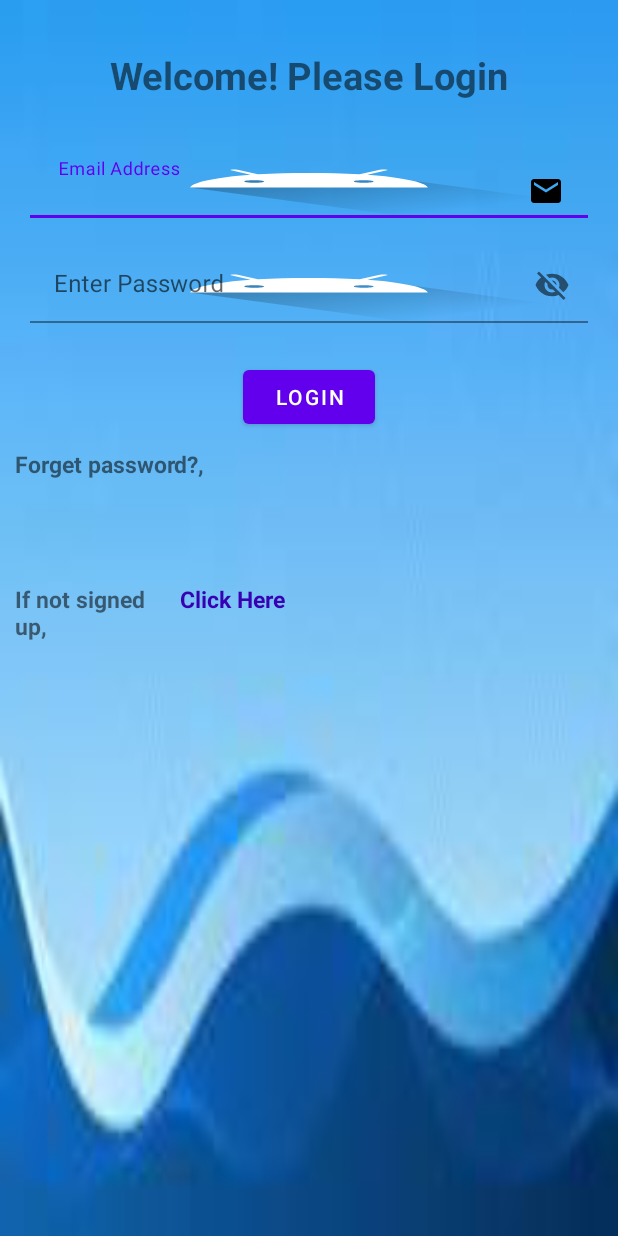
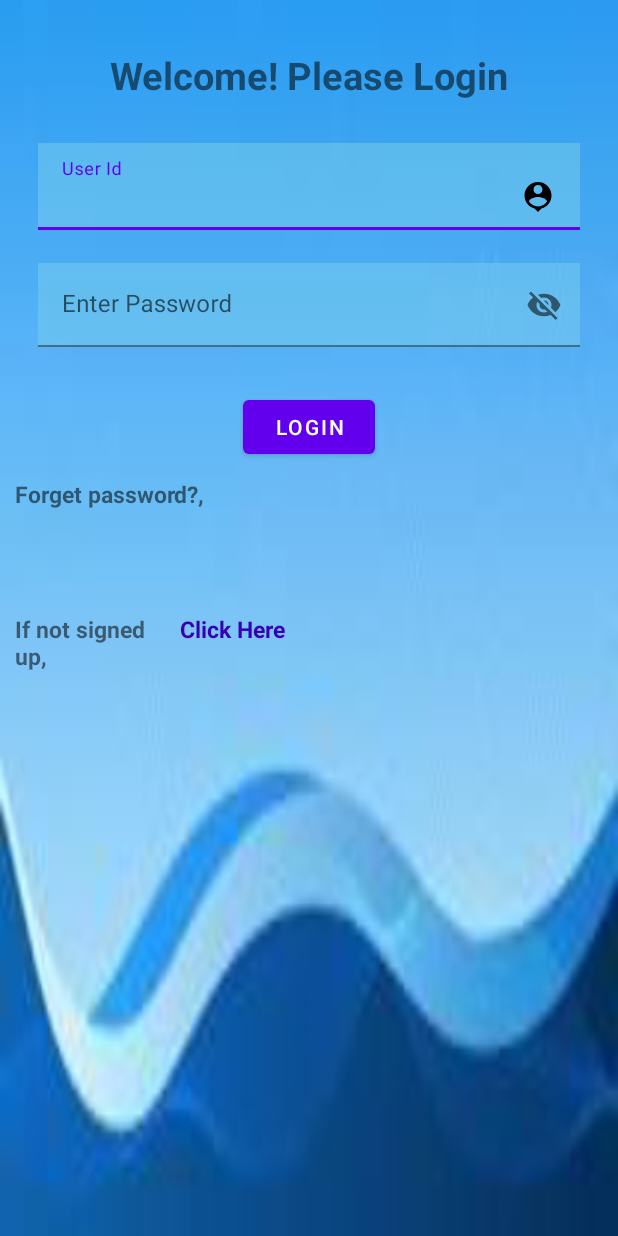
Before and after one commit to Udityadaw11/Read-Write-data-from-to-firebase, an Android app: the Login screen opened directly, with no data from a screen before it, on a phone screen of 412 x 824 dp. Run offline under Robolectric (Android 15) with nearby library versions, the phone set to English and light mode, and no system bars; our stand-ins replace Firebase (no records; nobody signed in at launch, a user with empty details on screens opened directly).

```diff
--- a/app/build.gradle
+++ b/app/build.gradle
@@ -24,6 +24,9 @@ android {
             proguardFiles getDefaultProguardFile('proguard-android-optimize.txt'), 'proguard-rules.pro'
         }
     }
+    buildFeatures {
+        viewBinding = true
+    }
     compileOptions {
         sourceCompatibility JavaVersion.VERSION_1_8
         targetCompatibility JavaVersion.VERSION_1_8
--- a/app/src/main/AndroidManifest.xml
+++ b/app/src/main/AndroidManifest.xml
@@ -11,6 +11,9 @@
         android:supportsRtl="true"
         android:theme="@style/Theme.UIwithDataBase"
         tools:targetApi="31">
+        <activity
+            android:name=".WelcomeActivity"
+            android:exported="false" />
         <activity
             android:name=".Login"
             android:exported="false" />
--- a/app/src/main/java/com/example/uiwithdatabase/MainActivity.kt
+++ b/app/src/main/java/com/example/uiwithdatabase/MainActivity.kt
@@ -16,7 +16,7 @@ class MainActivity : AppCompatActivity() {
            val intent = Intent(this, SignUp::class.java)
             startActivity(intent)
             finish()
-        }, 1000)
+        }, 700)
 
 
     }
--- a/app/src/main/java/com/example/uiwithdatabase/User.kt
+++ b/app/src/main/java/com/example/uiwithdatabase/User.kt
@@ -1,5 +1,5 @@
 package com.example.uiwithdatabase
 
-data class User( val name: String, val email : String, val uniqueId : String, val passWord : String, val contact : String ){
+data class User( val name: String, val email : String, val passWord : String, val uniqueId : String, val contact : String ){
 
 }
--- a/app/src/main/res/layout/activity_login.xml
+++ b/app/src/main/res/layout/activity_login.xml
@@ -23,32 +23,35 @@
 
     <com.google.android.material.textfield.TextInputLayout
         android:layout_width="match_parent"
-        android:layout_height="70dp">
+        android:layout_height="80dp">
 
         <com.google.android.material.textfield.TextInputEditText
+            android:id="@+id/uniqueUserid"
             android:layout_width="match_parent"
             android:layout_height="wrap_content"
-            android:hint=" Email Address"
-            android:inputType="textEmailAddress"
-            android:background="@drawable/ic_launcher_foreground"
-            android:layout_marginRight="20dp"
-            android:layout_marginLeft="20dp"
-            android:drawableRight ="@drawable/baseline_email_24"
-            android:layout_marginTop="20dp"/>
+            android:hint="User Id"
+            android:inputType="text"
+            android:background="@color/sky_blue"
+            android:layout_marginRight="25dp"
+            android:layout_marginLeft="25dp"
+            android:layout_marginTop="20dp"
+
+            android:drawableRight="@drawable/baseline_person_pin_24"/>
     </com.google.android.material.textfield.TextInputLayout>
 
     <com.google.android.material.textfield.TextInputLayout
         android:layout_width="match_parent"
-        android:layout_height="70dp"
+        android:layout_height="80dp"
         app:endIconMode="password_toggle">
 
         <com.google.android.material.textfield.TextInputEditText
+            android:id="@+id/userPassword"
             android:layout_width="match_parent"
             android:layout_height="wrap_content"
             android:hint="Enter Password"
-            android:background="@drawable/ic_launcher_foreground"
-            android:layout_marginRight="20dp"
-            android:layout_marginLeft="20dp"
+            android:layout_marginRight="25dp"
+            android:layout_marginLeft="25dp"
+            android:background="@color/sky_blue"
             android:drawableRight="@drawable/baseline_password_24"
             android:layout_marginTop="20dp"/>
     </com.google.android.material.textfield.TextInputLayout>
--- a/app/src/main/res/layout/activity_main.xml
+++ b/app/src/main/res/layout/activity_main.xml
@@ -5,7 +5,7 @@
     android:layout_width="match_parent"
     android:layout_height="match_parent"
     android:orientation="vertical"
-    android:background="@drawable/splash"
+    android:background="@color/yellow"
     tools:context=".MainActivity">
 
     <TextView
--- a/app/src/main/res/values/colors.xml
+++ b/app/src/main/res/values/colors.xml
@@ -9,5 +9,5 @@
     <color name="white">#FFFFFFFF</color>
     <color name="red">#FF00</color>
     <color name="yellow">#FFC881</color>
-
+    <color name="sky_blue">#87CE</color>
 </resources>
```
Also changed, not shown: app/src/main/java/com/example/uiwithdatabase/Login.kt (+81 -2 lines), app/src/main/java/com/example/uiwithdatabase/SignUp.kt (+4 -4 lines), app/src/main/java/com/example/uiwithdatabase/WelcomeActivity.kt (added, +45 -0 lines), app/src/main/res/layout/activity_welcome.xml (added, +58 -0 lines).
